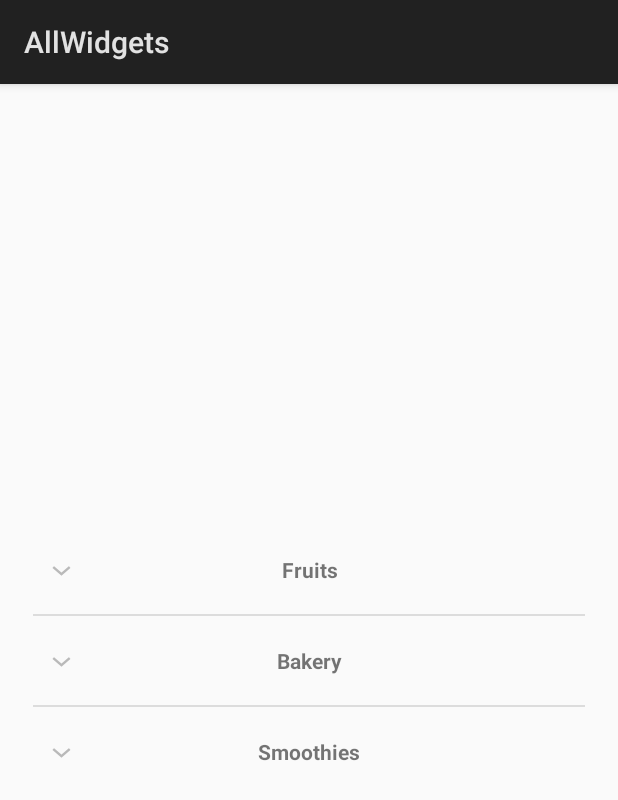
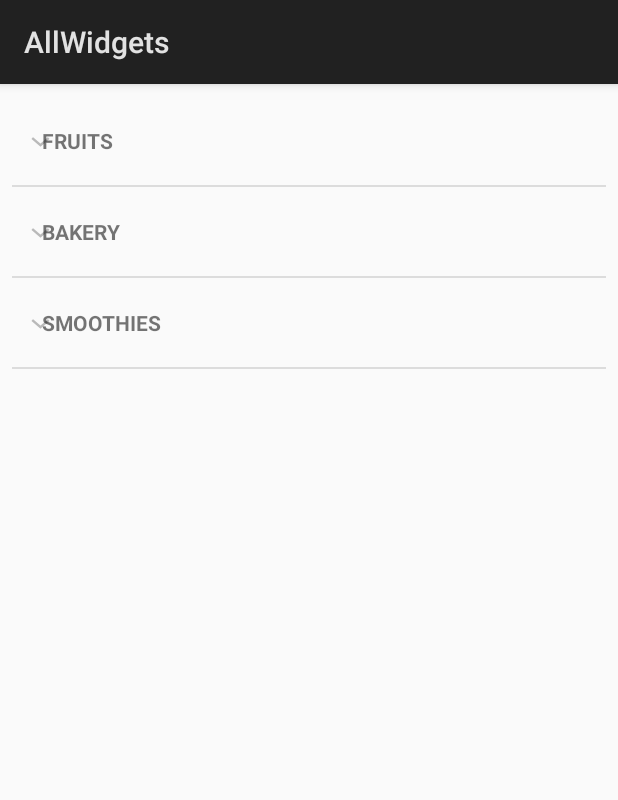
Before and after one commit to SamaSamrin/AllWidgets, an Android app: the ExpandableListViewDemo screen opened directly, with no data from a screen before it, on a phone screen of 412 x 824 dp. Shown: the top 800 px of the screen. Run offline under Robolectric (Android 15) with nearby library versions, the phone set to English and light mode, and no system bars.

Commit message:
fixed basic UI glitches

```diff
--- a/app/src/main/res/layout/activity_expandable_list_view_demo.xml
+++ b/app/src/main/res/layout/activity_expandable_list_view_demo.xml
@@ -8,8 +8,8 @@
 
     <ExpandableListView
         android:id="@+id/expandable_listview"
-        android:layout_width="368dp"
-        android:layout_height="wrap_content"
+        android:layout_width="match_parent"
+        android:layout_height="match_parent"
         app:layout_constraintTop_toTopOf="parent"
         app:layout_constraintLeft_toLeftOf="parent"
         app:layout_constraintRight_toRightOf="parent"
--- a/app/src/main/res/layout/activity_grid_view.xml
+++ b/app/src/main/res/layout/activity_grid_view.xml
@@ -27,10 +27,11 @@
         android:layout_alignParentBottom="true"
         android:layout_centerHorizontal="true"
         android:layout_marginBottom="16dp"
-        android:padding="5dp"
+        android:padding="10dp"
         android:background="@color/colorAccent"
-        android:text="Go To Exapndable List View"
+        android:text="Go To Expandable List View"
         android:textColor="@android:color/white"
+        android:textStyle="bold"
         android:onClick="goToExpandableListView"/>
 
 </android.widget.RelativeLayout>
--- a/app/src/main/res/layout/list_headers.xml
+++ b/app/src/main/res/layout/list_headers.xml
@@ -3,16 +3,15 @@
     android:orientation="vertical"
     android:layout_width="match_parent"
     android:layout_height="wrap_content"
-    android:padding="10dp"
-    android:textAlignment="center">
+    android:padding="10dp">
 
     <TextView
         android:id="@+id/header"
         android:layout_width="match_parent"
         android:layout_height="wrap_content"
-        android:gravity="center"
         android:padding="10dp"
-        android:textStyle="bold"/>
+        android:textStyle="bold"
+        android:textAllCaps="true"/>
 
     <!--<TextView-->
         <!--android:id="@+id/header_bakery"-->
```
